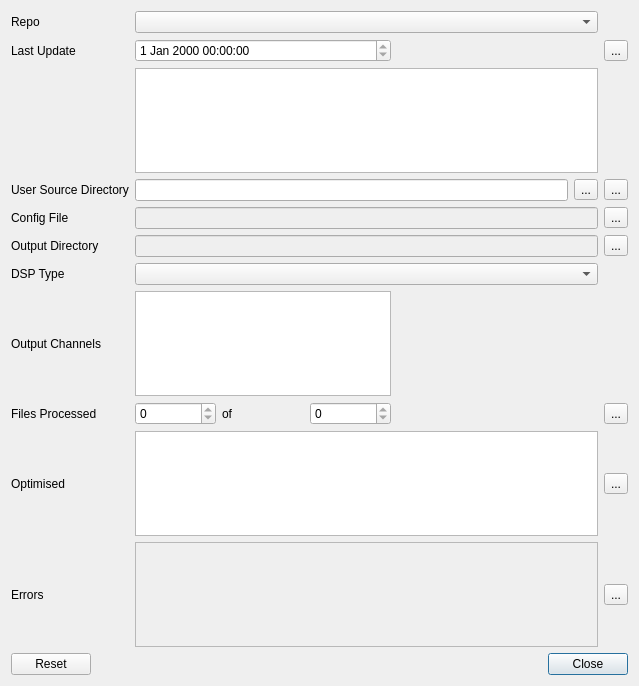
The window that src/main/python/ui/merge.ui (3ll3d00d/beqdesigner) describes before a commit, drawn with Qt 5.
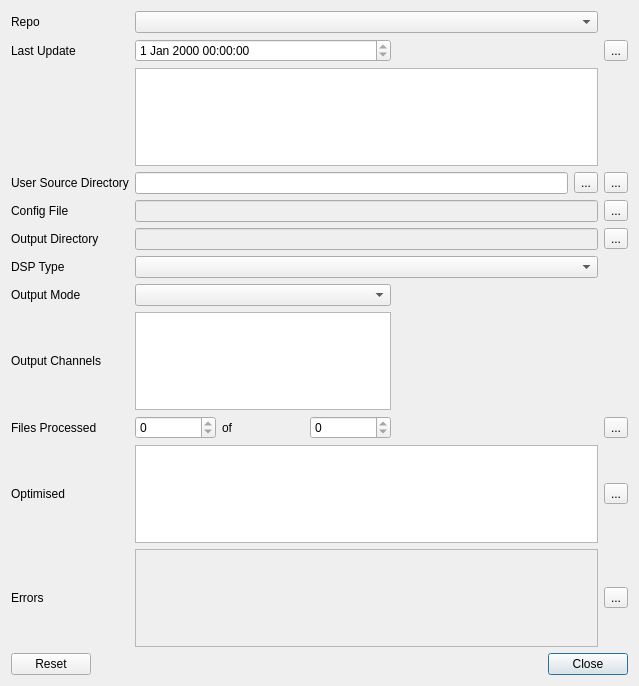
The same window after the commit.

Commit message: allow filters to be spread across input and output channels #373

```diff
--- a/src/main/python/ui/merge.ui
+++ b/src/main/python/ui/merge.ui
@@ -14,7 +14,7 @@
    <string>Merge DSP Config</string>
   </property>
   <layout class="QGridLayout" name="gridLayout">
-   <item row="1" column="0">
+   <item row="2" column="0">
     <widget class="QDialogButtonBox" name="buttonBox">
      <property name="orientation">
       <enum>Qt::Horizontal</enum>
@@ -24,58 +24,75 @@
      </property>
     </widget>
    </item>
-   <item row="0" column="0">
-    <layout class="QGridLayout" name="innerLayout" rowstretch="0,0,0,0,0,0,0,0,0,0,0" columnstretch="0,0,0,0,0,0">
-     <item row="0" column="1" colspan="4">
-      <widget class="QComboBox" name="beqRepos"/>
+   <item row="1" column="0">
+    <layout class="QGridLayout" name="innerLayout" rowstretch="0,0,0,0,0,0,0,0,0,0,0,0" columnstretch="0,0,0,0,0,0">
+     <item row="5" column="0">
+      <widget class="QLabel" name="outputDirectoryLabel">
+       <property name="text">
+        <string>Output Directory</string>
+       </property>
+      </widget>
      </item>
      <item row="6" column="1" colspan="4">
       <widget class="QComboBox" name="dspType"/>
      </item>
-     <item row="1" column="1" colspan="3">
-      <widget class="QDateTimeEdit" name="lastCommitDate">
-       <property name="readOnly">
-        <bool>true</bool>
+     <item row="10" column="5">
+      <widget class="QToolButton" name="copyOptimisedButton">
+       <property name="text">
+        <string>...</string>
        </property>
       </widget>
      </item>
      <item row="10" column="1" colspan="4">
+      <widget class="QListWidget" name="optimised"/>
+     </item>
+     <item row="3" column="0">
+      <widget class="QLabel" name="userSourceDirLabel">
+       <property name="text">
+        <string>User Source Directory</string>
+       </property>
+      </widget>
+     </item>
+     <item row="0" column="0">
+      <widget class="QLabel" name="beqReposLabel">
+       <property name="text">
+        <string>Repo</string>
+       </property>
+      </widget>
+     </item>
+     <item row="9" column="2">
+      <widget class="QLabel" name="ofLabel">
+       <property name="text">
+        <string>of</string>
+       </property>
+      </widget>
+     </item>
+     <item row="1" column="5">
+      <widget class="QToolButton" name="refreshGitRepo">
+       <property name="text">
+        <string>...</string>
+       </property>
+      </widget>
+     </item>
+     <item row="9" column="3">
+      <widget class="QSpinBox" name="totalFiles">
+       <property name="readOnly">
+        <bool>true</bool>
+       </property>
+       <property name="maximum">
+        <number>10000</number>
+       </property>
+      </widget>
+     </item>
+     <item row="11" column="1" colspan="4">
       <widget class="QListWidget" name="errors">
        <property name="enabled">
         <bool>false</bool>
        </property>
       </widget>
      </item>
-     <item row="10" column="5">
-      <widget class="QToolButton" name="copyErrorsButton">
-       <property name="text">
-        <string>...</string>
-       </property>
-      </widget>
-     </item>
-     <item row="4" column="0">
-      <widget class="QLabel" name="configFileLabel">
-       <property name="text">
-        <string>Config File</string>
-       </property>
-      </widget>
-     </item>
-     <item row="3" column="5">
-      <widget class="QToolButton" name="userSourceDirPicker">
-       <property name="text">
-        <string>...</string>
-       </property>
-      </widget>
-     </item>
-     <item row="1" column="4">
-      <widget class="QLabel" name="infoLabel">
-       <property name="text">
-        <string/>
-       </property>
-      </widget>
-     </item>
-     <item row="4" column="1" colspan="4">
-      <widget class="QLineEdit" name="configFile">
+     <item row="5" column="1" colspan="4">
+      <widget class="QLineEdit" name="outputDirectory">
        <property name="enabled">
         <bool>false</bool>
        </property>
@@ -84,7 +101,17 @@
        </property>
       </widget>
      </item>
-     <item row="8" column="4">
+     <item row="9" column="5">
+      <widget class="QToolButton" name="processFiles">
+       <property name="text">
+        <string>...</string>
+       </property>
+      </widget>
+     </item>
+     <item row="0" column="1" colspan="4">
+      <widget class="QComboBox" name="beqRepos"/>
+     </item>
+     <item row="9" column="4">
       <spacer name="horizontalSpacer">
        <property name="orientation">
         <enum>Qt::Horizontal</enum>
@@ -97,38 +124,24 @@
        </property>
       </spacer>
      </item>
-     <item row="4" column="5">
-      <widget class="QToolButton" name="configFilePicker">
-       <property name="text">
-        <string>...</string>
-       </property>
-      </widget>
-     </item>
-     <item row="8" column="0">
+     <item row="9" column="0">
       <widget class="QLabel" name="filesProcessedLabel">
        <property name="text">
         <string>Files Processed</string>
        </property>
       </widget>
      </item>
-     <item row="10" column="0">
-      <widget class="QLabel" name="errorsLabel">
+     <item row="3" column="5">
+      <widget class="QToolButton" name="userSourceDirPicker">
        <property name="text">
-        <string>Errors</string>
+        <string>...</string>
        </property>
       </widget>
      </item>
-     <item row="5" column="0">
-      <widget class="QLabel" name="outputDirectoryLabel">
+     <item row="4" column="5">
+      <widget class="QToolButton" name="configFilePicker">
        <property name="text">
-        <string>Output Directory</string>
-       </property>
-      </widget>
-     </item>
-     <item row="0" column="0">
-      <widget class="QLabel" name="beqReposLabel">
-       <property name="text">
-        <string>Repo</string>
+        <string>...</string>
        </property>
       </widget>
      </item>
@@ -139,30 +152,75 @@
        </property>
       </widget>
      </item>
-     <item row="9" column="5">
-      <widget class="QToolButton" name="copyOptimisedButton">
+     <item row="9" column="1">
+      <widget class="QSpinBox" name="filesProcessed">
+       <property name="readOnly">
+        <bool>true</bool>
+       </property>
+       <property name="maximum">
+        <number>100000</number>
+       </property>
+      </widget>
+     </item>
+     <item row="1" column="1" colspan="3">
+      <widget class="QDateTimeEdit" name="lastCommitDate">
+       <property name="readOnly">
+        <bool>true</bool>
+       </property>
+      </widget>
+     </item>
+     <item row="1" column="4">
+      <widget class="QLabel" name="infoLabel">
        <property name="text">
-        <string>...</string>
+        <string/>
        </property>
       </widget>
      </item>
-     <item row="9" column="0">
+     <item row="4" column="1" colspan="4">
+      <widget class="QLineEdit" name="configFile">
+       <property name="enabled">
+        <bool>false</bool>
+       </property>
+       <property name="readOnly">
+        <bool>true</bool>
+       </property>
+      </widget>
+     </item>
+     <item row="10" column="0">
       <widget class="QLabel" name="optimisedLabel">
        <property name="text">
         <string>Optimised</string>
        </property>
       </widget>
      </item>
-     <item row="5" column="1" colspan="4">
-      <widget class="QLineEdit" name="outputDirectory">
-       <property name="enabled">
-        <bool>false</bool>
+     <item row="1" column="0">
+      <widget class="QLabel" name="lastUpdateLabel">
+       <property name="text">
+        <string>Last Update</string>
        </property>
+      </widget>
+     </item>
+     <item row="2" column="1" colspan="4">
+      <widget class="QPlainTextEdit" name="lastCommitMessage">
        <property name="readOnly">
         <bool>true</bool>
        </property>
       </widget>
      </item>
+     <item row="6" column="0">
+      <widget class="QLabel" name="dspTypeLabel">
+       <property name="text">
+        <string>DSP Type</string>
+       </property>
+      </widget>
+     </item>
+     <item row="4" column="0">
+      <widget class="QLabel" name="configFileLabel">
+       <property name="text">
+        <string>Config File</string>
+       </property>
+      </widget>
+     </item>
      <item row="3" column="1" colspan="4">
       <layout class="QHBoxLayout" name="userSourceDirLayout">
        <item>
@@ -181,92 +239,44 @@
        </item>
       </layout>
      </item>
-     <item row="8" column="2">
-      <widget class="QLabel" name="ofLabel">
+     <item row="11" column="0">
+      <widget class="QLabel" name="errorsLabel">
        <property name="text">
-        <string>of</string>
+        <string>Errors</string>
        </property>
       </widget>
      </item>
-     <item row="8" column="1">
-      <widget class="QSpinBox" name="filesProcessed">
-       <property name="readOnly">
-        <bool>true</bool>
-       </property>
-       <property name="maximum">
-        <number>100000</number>
-       </property>
-      </widget>
-     </item>
-     <item row="2" column="1" colspan="4">
-      <widget class="QPlainTextEdit" name="lastCommitMessage">
-       <property name="readOnly">
-        <bool>true</bool>
-       </property>
-      </widget>
-     </item>
-     <item row="8" column="5">
-      <widget class="QToolButton" name="processFiles">
-       <property name="text">
-        <string>...</string>
-       </property>
-      </widget>
-     </item>
-     <item row="6" column="0">
-      <widget class="QLabel" name="dspTypeLabel">
-       <property name="text">
-        <string>DSP Type</string>
-       </property>
-      </widget>
-     </item>
-     <item row="8" column="3">
-      <widget class="QSpinBox" name="totalFiles">
-       <property name="readOnly">
-        <bool>true</bool>
-       </property>
-       <property name="maximum">
-        <number>10000</number>
-       </property>
-      </widget>
-     </item>
-     <item row="3" column="0">
-      <widget class="QLabel" name="userSourceDirLabel">
-       <property name="text">
-        <string>User Source Directory</string>
-       </property>
-      </widget>
-     </item>
-     <item row="1" column="5">
-      <widget class="QToolButton" name="refreshGitRepo">
-       <property name="text">
-        <string>...</string>
-       </property>
-      </widget>
-     </item>
-     <item row="9" column="1" colspan="4">
-      <widget class="QListWidget" name="optimised"/>
-     </item>
-     <item row="1" column="0">
-      <widget class="QLabel" name="lastUpdateLabel">
-       <property name="text">
-        <string>Last Update</string>
-       </property>
-      </widget>
-     </item>
-     <item row="7" column="0">
+     <item row="8" column="0">
       <widget class="QLabel" name="outputChannelsLabel">
        <property name="text">
         <string>Output Channels</string>
        </property>
       </widget>
      </item>
-     <item row="7" column="1" colspan="3">
+     <item row="8" column="1" colspan="3">
       <widget class="QListWidget" name="outputChannels">
        <property name="selectionMode">
         <enum>QAbstractItemView::MultiSelection</enum>
        </property>
       </widget>
      </item>
+     <item row="11" column="5">
+      <widget class="QToolButton" name="copyErrorsButton">
+       <property name="text">
+        <string>...</string>
+       </property>
+      </widget>
+     </item>
+     <item row="7" column="0">
+      <widget class="QLabel" name="outputModeLabel">
+       <property name="text">
+        <string>Output Mode</string>
+       </property>
+      </widget>
+     </item>
+     <item row="7" column="1" colspan="3">
+      <widget class="QComboBox" name="outputMode"/>
+     </item>
     </layout>
    </item>
   </layout>
```
Left out of the diff: 23 changed lines with no effect on the pictures. The commit also changes 5 other files.
